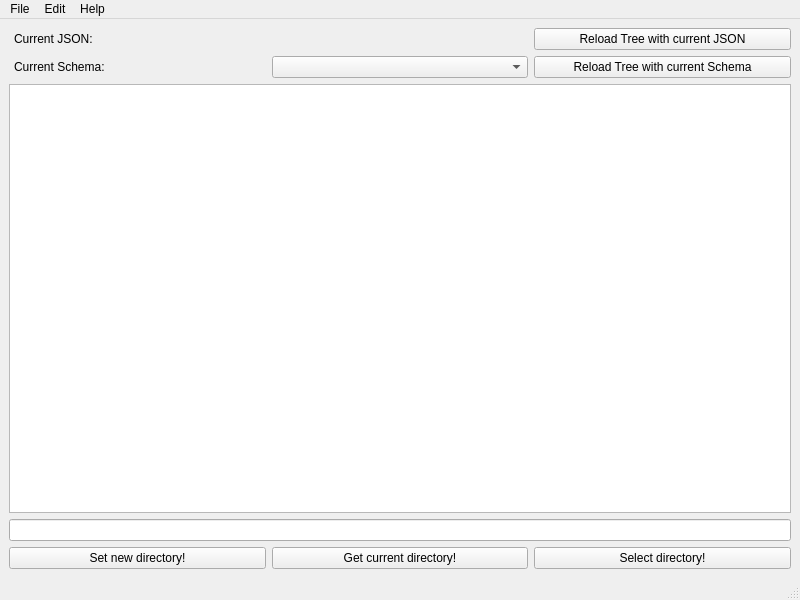
Before: the Qt Designer form main_window.ui in nplathe/pyJSON-Schema-Loader-and-JSON-Editor, drawn with Qt 5.
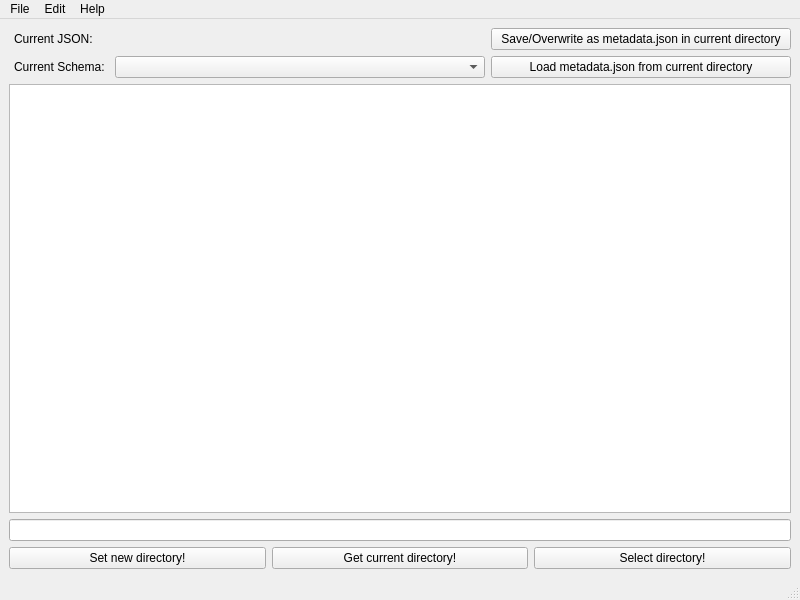
After: the same form once the commit is applied.

Commit message: Implemented some of the saving capabilities, further extended main.py with tree-to-dict-conversation, schemas are addable to the tools storage directory.

Patch:
```diff
--- a/main_window.ui
+++ b/main_window.ui
@@ -21,6 +21,12 @@
        <layout class="QHBoxLayout" name="horizontalLayout_4">
         <item>
          <widget class="QLabel" name="curr_descr_label_1">
+          <property name="maximumSize">
+           <size>
+            <width>100</width>
+            <height>16777215</height>
+           </size>
+          </property>
           <property name="text">
            <string>Current JSON:</string>
           </property>
@@ -37,9 +43,15 @@
          </widget>
         </item>
         <item>
-         <widget class="QPushButton" name="pushButton_Reload1">
+         <widget class="QPushButton" name="pushButton_save_md_JSON">
+          <property name="maximumSize">
+           <size>
+            <width>300</width>
+            <height>16777215</height>
+           </size>
+          </property>
           <property name="text">
-           <string>Reload Tree with current JSON</string>
+           <string>Save/Overwrite as metadata.json in current directory</string>
           </property>
          </widget>
         </item>
@@ -52,6 +64,12 @@
         </property>
         <item>
          <widget class="QLabel" name="curr_descr_label2">
+          <property name="maximumSize">
+           <size>
+            <width>100</width>
+            <height>16777215</height>
+           </size>
+          </property>
           <property name="text">
            <string>Current Schema:</string>
           </property>
@@ -64,9 +82,15 @@
          <widget class="QComboBox" name="current_schema_combo_box"/>
         </item>
         <item>
-         <widget class="QPushButton" name="pushButton_Reload2">
+         <widget class="QPushButton" name="pushButton_load_md_json">
+          <property name="maximumSize">
+           <size>
+            <width>300</width>
+            <height>16777215</height>
+           </size>
+          </property>
           <property name="text">
-           <string>Reload Tree with current Schema</string>
+           <string>Load metadata.json from current directory</string>
           </property>
          </widget>
         </item>
```
Left out of the diff: 22 changed lines with no effect on the pictures. The commit also changes 6 other files.
